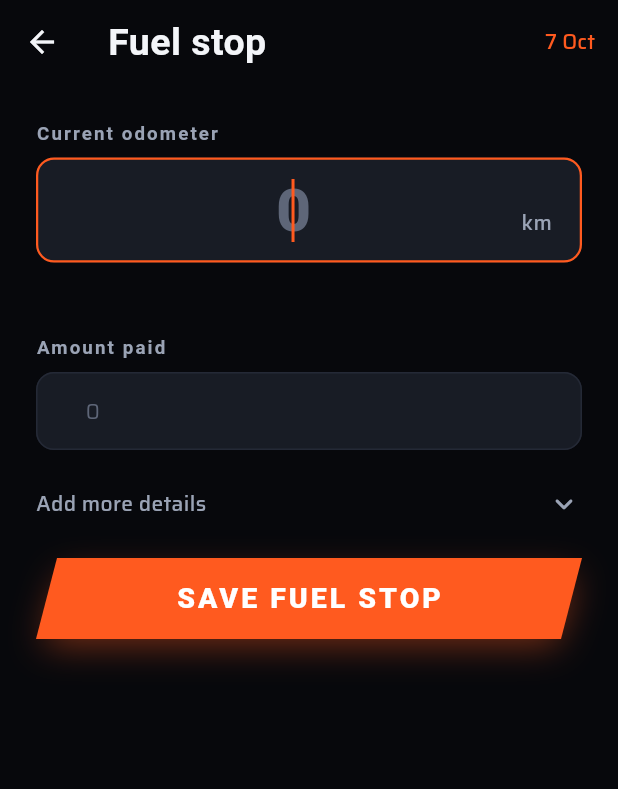
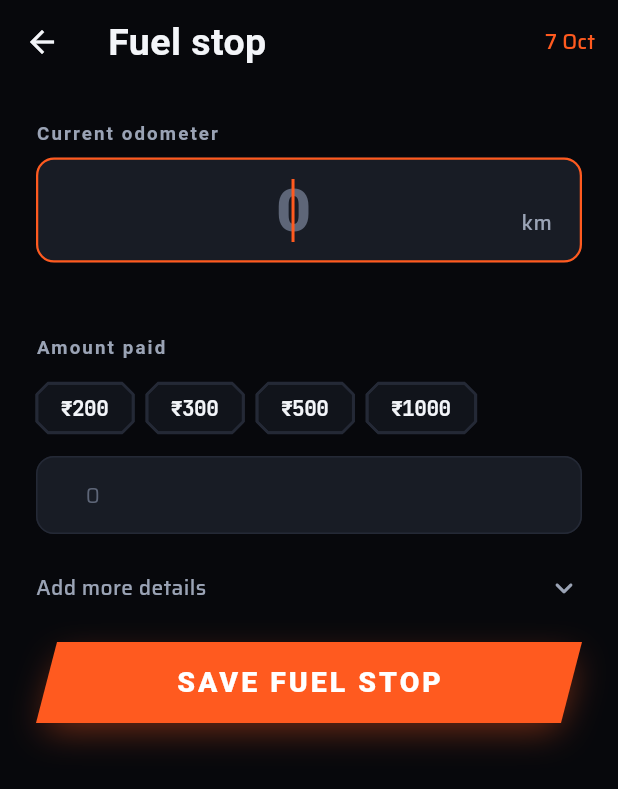
Before and after one commit to saurabhjaydhar/bike_companion, a Flutter app: the FuelLogScreen screen opened directly with empty values, on a phone screen of 412 x 824 dp. Shown: the top 789 px of the screen. Run offline on Flutter 3.47's test engine with Material 3 defaults, Android fonts, the phone set to English and light mode, and no system bars; our stand-ins replace cloud_firestore, connectivity_plus, firebase_ai, firebase_analytics, firebase_auth, firebase_core and 15 more; missing offline and left inert: firebase_app_check, google_mlkit_text_recognition; accounts and stored records are empty; Roboto replaces fonts that are missing (Saira Condensed).

Commit message:
Fuel log: prefill the odometer, one-tap amounts, live mileage
- Odometer starts on a guess: a newer manual reading, or the last fill
  plus the rider's usual distance between fills (median of recent gaps,
  rounded to 10 km). It can be nudged with -100/-10/+10/+100 chips.
- Amount chips show the amounts paid most often, topped up with round
  defaults.
- With the amount and the last price per litre, litres and mileage for
  this fill are shown live and saved. Every field stays editable.
- New strings in all 8 languages; unit tests for the prefill logic.

Co-Authored-By: Claude Opus 5.5 <noreply@anthropic.com>
Claude-Session: https://claude.ai/code/session_01PumEHSwju1cYqQFQEG24Ge

```diff
--- a/lib/features/fuel/fuel_log_screen.dart
+++ b/lib/features/fuel/fuel_log_screen.dart
@@ -7,6 +7,7 @@ import 'package:uuid/uuid.dart';
 import '../../core/constants/app_constants.dart';
 import '../../core/theme/app_colors.dart';
 import '../../core/theme/app_text_styles.dart';
+import '../../core/theme/parallelogram_border.dart';
 import '../../data/models/fuel_log.dart';
 import '../../data/repositories/vehicle_repository.dart';
 import '../../data/repositories/fuel_repository.dart';
@@ -16,6 +17,7 @@ import '../../features/garage/garage_provider.dart';
 import '../../l10n/l10n.dart';
 import '../../main.dart';
 import '../../shared/widgets/primary_button.dart';
+import 'fuel_prefill.dart';
 import 'fuel_provider.dart';
 
 const _uuid = Uuid();
@@ -43,6 +45,10 @@ class _FuelLogScreenState extends ConsumerState<FuelLogScreen> {
   FuelLog? _lastLog;
   double? _avgMileage;
 
+  /// Usual km between fills, when the odometer was prefilled from it.
+  int? _estimatedFrom;
+  List<int> _amountChips = const [];
+
   @override
   void initState() {
     super.initState();
@@ -52,12 +58,52 @@ class _FuelLogScreenState extends ConsumerState<FuelLogScreen> {
 
   Future<void> _loadLastLog() async {
     final repo = getIt<FuelRepository>();
-    _lastLog = await repo.getLastFuelLog(widget.vehicleId);
+    final logs = await repo.getFuelLogs(widget.vehicleId, limit: 11);
+    final vehicle =
+        await getIt<VehicleRepository>().getVehicleById(widget.vehicleId);
+    _lastLog = logs.firstOrNull;
     _avgMileage = await repo.getAverageMileage(widget.vehicleId);
+    _amountChips = amountChips(logs);
+
+    // Start on a best guess so most fill-ups only need a nudge.
+    final trip = usualTripKm(logs);
+    final guess = suggestOdometer(
+      vehicleOdometer: vehicle?.odometerCurrent ?? 0,
+      lastLog: _lastLog,
+      usualTrip: trip,
+    );
+    if (guess != null && _odometerCtrl.text.isEmpty) {
+      _odometerCtrl.text = '$guess';
+      final fromTrip = _lastLog != null &&
+          (vehicle?.odometerCurrent ?? 0) <= _lastLog!.odometer;
+      _estimatedFrom = fromTrip ? trip : null;
+    }
     if (mounted) setState(() {});
   }
 
   void _onOdometerChanged() => setState(() {});
+
+  void _nudge(int km) {
+    HapticFeedback.selectionClick();
+    final next = ((_currentOdometer ?? _lastLog?.odometer ?? 0) + km)
+        .clamp(0, 9999999);
+    _odometerCtrl.text = '$next';
+  }
+
+  void _pickAmount(int amount) {
+    HapticFeedback.selectionClick();
+    setState(() => _amountCtrl.text = '$amount');
+  }
+
+  /// Litres typed in, or worked out from the amount and last price.
+  double? get _litres => double.tryParse(_litresCtrl.text) ?? _litresFromAmount;
+
+  double? get _tripMileage {
+    final km = _kmSinceLast, litres = _litres;
+    return km != null && km > 0 && litres != null && litres > 0
+        ? km / litres
+        : null;
+  }
 
   int? get _currentOdometer => int.tryParse(_odometerCtrl.text);
   int? get _kmSinceLast => (_lastLog != null && _currentOdometer != null)
@@ -98,7 +144,7 @@ class _FuelLogScreenState extends ConsumerState<FuelLogScreen> {
 
     setState(() => _saving = true);
     try {
-      final litres = double.tryParse(_litresCtrl.text) ?? _litresFromAmount;
+      final litres = _litres;
       final amount = double.tryParse(_amountCtrl.text);
       final kmSinceLast = _kmSinceLast;
       final mileage =
@@ -195,7 +241,9 @@ class _FuelLogScreenState extends ConsumerState<FuelLogScreen> {
             const SizedBox(height: AppSpacing.sm),
             TextFormField(
               controller: _odometerCtrl,
-              autofocus: true,
+              // Prefilled readings only need a nudge, so keep the keyboard
+              // down; an empty field gets it straight away.
+              autofocus: _odometerCtrl.text.isEmpty && _lastLog == null,
               keyboardType: TextInputType.number,
               style: AppTextStyles.display
                   .copyWith(fontSize: 40, color: textPrimary),
@@ -217,12 +265,31 @@ class _FuelLogScreenState extends ConsumerState<FuelLogScreen> {
                 return null;
               },
             ),
+            if (_odometerCtrl.text.isNotEmpty) ...[
+              const SizedBox(height: AppSpacing.sm),
+              Row(
+                children: [
+                  for (final km in const [-100, -10, 10, 100])
+                    Expanded(
+                      child: Padding(
+                        padding: const EdgeInsets.symmetric(horizontal: 3),
+                        child: _NudgeChip(
+                          label: km > 0 ? '+$km' : '−${-km}',
+                          onTap: () => _nudge(km),
+                        ),
+                      ),
+                    ),
+                ],
+              ),
+            ],
             if (_lastLog != null)
               Padding(
                 padding:
-                    const EdgeInsets.only(top: AppSpacing.xs),
+                    const EdgeInsets.only(top: AppSpacing.sm),
                 child: Text(
-                  l.fuelLastEntry(_lastLog!.odometer),
+                  _estimatedFrom != null
+                      ? l.fuelOdometerEstimated(_estimatedFrom!)
+                      : l.fuelLastEntry(_lastLog!.odometer),
                   style: AppTextStyles.caption
                       .copyWith(color: textSecondary),
                   textAlign: TextAlign.center,
@@ -250,10 +317,15 @@ class _FuelLogScreenState extends ConsumerState<FuelLogScreen> {
                     const SizedBox(width: AppSpacing.md),
                     Expanded(
                       child: Text(
-                        _estimatedLitres != null
-                            ? l.fuelKmSinceLastEstimate(_kmSinceLast!,
-                                _estimatedLitres!.toStringAsFixed(1))
-                            : l.fuelKmSinceLast(_kmSinceLast!),
+                        _tripMileage != null
+                            ? l.fuelTripMileage(
+                                _kmSinceLast!,
+                                _litres!.toStringAsFixed(1),
+                                _tripMileage!.toStringAsFixed(1))
+                            : _estimatedLitres != null
+                                ? l.fuelKmSinceLastEstimate(_kmSinceLast!,
+                                    _estimatedLitres!.toStringAsFixed(1))
+                                : l.fuelKmSinceLast(_kmSinceLast!),
                         style: AppTextStyles.bodyMedium
                             .copyWith(color: AppColors.primary),
                       ),
@@ -266,6 +338,28 @@ class _FuelLogScreenState extends ConsumerState<FuelLogScreen> {
 
             // Amount paid — what spending tracking needs
             _FieldLabel(l.fuelAmountPaid, textSecondary),
+            if (_amountChips.isNotEmpty) ...[
+              Wrap(
+                spacing: AppSpacing.sm,
+                runSpacing: AppSpacing.sm,
+                children: [
+                  for (final a in _amountChips)
+                    ChoiceChip(
+                      label: Text('₹$a'),
+                      labelStyle: AppTextStyles.data.copyWith(
+                        fontSize: 14,
+                        color: _amountCtrl.text == '$a'
+                            ? Colors.white
+                            : textPrimary,
+                      ),
+                      selected: _amountCtrl.text == '$a',
+                      showCheckmark: false,
+                      onSelected: (_) => _pickAmount(a),
+                    ),
+                ],
+              ),
+              const SizedBox(height: AppSpacing.sm),
+            ],
             TextFormField(
               controller: _amountCtrl,
               keyboardType:
@@ -337,6 +431,39 @@ class _FuelLogScreenState extends ConsumerState<FuelLogScreen> {
   }
 }
 
+/// A small slanted button that nudges the odometer up or down.
+class _NudgeChip extends StatelessWidget {
+  final String label;
+  final VoidCallback onTap;
+  const _NudgeChip({required this.label, required this.onTap});
+
+  @override
+  Widget build(BuildContext context) {
+    final isDark = Theme.of(context).brightness == Brightness.dark;
+    return Material(
+      color: isDark ? AppColors.surfaceVariantDark : AppColors.track,
+      shape: const ParallelogramBorder(slant: 6),
+      child: InkWell(
+        customBorder: const ParallelogramBorder(slant: 6),
+        onTap: onTap,
+        child: Padding(
+          padding: const EdgeInsets.symmetric(vertical: AppSpacing.sm),
+          child: Text(
+            label,
+            textAlign: TextAlign.center,
+            style: AppTextStyles.data.copyWith(
+              fontSize: 14,
+              color: isDark
+                  ? AppColors.textPrimaryDark
+                  : AppColors.textPrimary,
+            ),
+          ),
+        ),
+      ),
+    );
+  }
+}
+
 class _FieldLabel extends StatelessWidget {
   final String text;
   final Color color;
--- /dev/null
+++ b/lib/features/fuel/fuel_prefill.dart
@@ -0,0 +1,56 @@
+import '../../data/models/fuel_log.dart';
+
+/// Smart defaults for the fuel log, so a typical fill-up needs no typing:
+/// the odometer is guessed from the rider's usual distance between fills and
+/// the amount is one tap on a chip.
+
+/// The typical distance between fill-ups: the median gap over the last few
+/// fills, given newest first. Null until there are two fills to compare.
+int? usualTripKm(List<FuelLog> logsNewestFirst, {int lastN = 5}) {
+  final logs = logsNewestFirst.take(lastN + 1).toList();
+  final gaps = [
+    for (var i = 0; i + 1 < logs.length; i++)
+      logs[i].odometer - logs[i + 1].odometer,
+  ].where((g) => g > 0).toList()
+    ..sort();
+  if (gaps.isEmpty) return null;
+  final mid = gaps.length ~/ 2;
+  return gaps.length.isOdd ? gaps[mid] : ((gaps[mid - 1] + gaps[mid]) / 2).round();
+}
+
+/// The odometer reading to start the form on, or null to leave it blank.
+///
+/// A reading newer than the last fill (say, from "Update odometer") is the
+/// best guess. Otherwise it is the last fill plus the usual distance,
+/// rounded to 10 km so the nudge chips land on round numbers.
+int? suggestOdometer({
+  required int vehicleOdometer,
+  FuelLog? lastLog,
+  int? usualTrip,
+}) {
+  final last = lastLog?.odometer;
+  if (last == null) return vehicleOdometer > 0 ? vehicleOdometer : null;
+  if (vehicleOdometer > last) return vehicleOdometer;
+  if (usualTrip == null) return null;
+  return ((last + usualTrip) / 10).round() * 10;
+}
+
+/// Amount chips: what the rider paid recently (most frequent first), filled
+/// up with common round amounts, shown smallest first.
+List<int> amountChips(List<FuelLog> logsNewestFirst, {int count = 4}) {
+  final freq = <int, int>{};
+  for (final log in logsNewestFirst.take(10)) {
+    final a = log.amount;
+    if (a == null || a <= 0) continue;
+    final rounded = a.round();
+    freq[rounded] = (freq[rounded] ?? 0) + 1;
+  }
+  final recent = freq.keys.toList()
+    ..sort((a, b) => freq[b]!.compareTo(freq[a]!));
+  final picks = <int>{...recent.take(count - 1)};
+  for (final d in const [200, 500, 1000, 300, 2000]) {
+    if (picks.length >= count) break;
+    picks.add(d);
+  }
+  return picks.toList()..sort();
+}
--- a/lib/l10n/app_ar.arb
+++ b/lib/l10n/app_ar.arb
@@ -337,5 +337,7 @@
   "logDocumentSub": "الاستمارة، التأمين، فحص الانبعاثات",
   "odometerSave": "حفظ القراءة",
   "odometerUpdated": "تم تحديث العداد",
-  "odometerInvalid": "أدخل القراءة بالكيلومتر"
+  "odometerInvalid": "أدخل القراءة بالكيلومتر",
+  "fuelOdometerEstimated": "تقدير بناءً على {km} كم المعتادة بين كل تعبئة. عدّله ليطابق العداد.",
+  "fuelTripMileage": "{km} كم · {litres} لتر · {mileage} كم/لتر"
 }
--- a/lib/l10n/app_de.arb
+++ b/lib/l10n/app_de.arb
@@ -337,5 +337,7 @@
   "logDocumentSub": "Fahrzeugschein, Versicherung, Abgas",
   "odometerSave": "Stand speichern",
   "odometerUpdated": "Kilometerstand aktualisiert",
-  "odometerInvalid": "Gib einen Stand in km ein"
+  "odometerInvalid": "Gib einen Stand in km ein",
+  "fuelOdometerEstimated": "Geschätzt aus deinen üblichen {km} km zwischen zwei Tankstopps. Bei Bedarf anpassen.",
+  "fuelTripMileage": "{km} km · {litres} L · {mileage} km/L"
 }
--- a/lib/l10n/app_es.arb
+++ b/lib/l10n/app_es.arb
@@ -337,5 +337,7 @@
   "logDocumentSub": "Permiso de circulación, seguro, emisiones",
   "odometerSave": "Guardar lectura",
   "odometerUpdated": "Cuentakilómetros actualizado",
-  "odometerInvalid": "Introduce una lectura en km"
+  "odometerInvalid": "Introduce una lectura en km",
+  "fuelOdometerEstimated": "Calculado con tus {km} km habituales entre repostajes. Ajústalo si hace falta.",
+  "fuelTripMileage": "{km} km · {litres} L · {mileage} km/L"
 }
--- a/lib/l10n/app_fr.arb
+++ b/lib/l10n/app_fr.arb
@@ -337,5 +337,7 @@
   "logDocumentSub": "Carte grise, assurance, contrôle pollution",
   "odometerSave": "Enregistrer le relevé",
   "odometerUpdated": "Compteur mis à jour",
-  "odometerInvalid": "Saisissez un relevé en km"
+  "odometerInvalid": "Saisissez un relevé en km",
+  "fuelOdometerEstimated": "Estimé d'après vos {km} km habituels entre deux pleins. Ajustez si besoin.",
+  "fuelTripMileage": "{km} km · {litres} L · {mileage} km/L"
 }
--- a/lib/l10n/app_hi.arb
+++ b/lib/l10n/app_hi.arb
@@ -337,5 +337,7 @@
   "logDocumentSub": "RC, बीमा, PUC",
   "odometerSave": "रीडिंग सेव करें",
   "odometerUpdated": "ओडोमीटर अपडेट हो गया",
-  "odometerInvalid": "किलोमीटर में रीडिंग डालें"
+  "odometerInvalid": "किलोमीटर में रीडिंग डालें",
+  "fuelOdometerEstimated": "आपके हर बार के लगभग {km} किमी के हिसाब से अनुमान। मिलाने के लिए बदलें।",
+  "fuelTripMileage": "{km} किमी · {litres} L · {mileage} km/L"
 }
--- a/lib/l10n/app_it.arb
+++ b/lib/l10n/app_it.arb
@@ -337,5 +337,7 @@
   "logDocumentSub": "Libretto, assicurazione, bollino",
   "odometerSave": "Salva lettura",
   "odometerUpdated": "Contachilometri aggiornato",
-  "odometerInvalid": "Inserisci una lettura in km"
+  "odometerInvalid": "Inserisci una lettura in km",
+  "fuelOdometerEstimated": "Stimato dai tuoi soliti {km} km tra un pieno e l'altro. Correggilo se serve.",
+  "fuelTripMileage": "{km} km · {litres} L · {mileage} km/L"
 }
--- a/lib/l10n/app_localizations.dart
+++ b/lib/l10n/app_localizations.dart
@@ -2137,6 +2137,18 @@ abstract class AppLocalizations {
   /// In en, this message translates to:
   /// **'Enter a reading in km'**
   String get odometerInvalid;
+
+  /// No description provided for @fuelOdometerEstimated.
+  ///
+  /// In en, this message translates to:
+  /// **'Guessed from your usual {km} km between fills. Nudge it to match.'**
+  String fuelOdometerEstimated(int km);
+
+  /// No description provided for @fuelTripMileage.
+  ///
+  /// In en, this message translates to:
+  /// **'{km} km · {litres} L · {mileage} km/L'**
+  String fuelTripMileage(int km, String litres, String mileage);
 }
 
 class _AppLocalizationsDelegate
--- a/lib/l10n/app_pt.arb
+++ b/lib/l10n/app_pt.arb
@@ -337,5 +337,7 @@
   "logDocumentSub": "Documento, seguro, emissões",
   "odometerSave": "Salvar leitura",
   "odometerUpdated": "Hodômetro atualizado",
-  "odometerInvalid": "Digite uma leitura em km"
+  "odometerInvalid": "Digite uma leitura em km",
+  "fuelOdometerEstimated": "Estimado pelos seus {km} km habituais entre abastecimentos. Ajuste se precisar.",
+  "fuelTripMileage": "{km} km · {litres} L · {mileage} km/L"
 }
```
Also changed, not shown: lib/l10n/app_en.arb (+23 -1 lines), lib/l10n/app_localizations_ar.dart (+10 -0 lines), lib/l10n/app_localizations_de.dart (+10 -0 lines), lib/l10n/app_localizations_en.dart (+10 -0 lines), lib/l10n/app_localizations_es.dart (+10 -0 lines), lib/l10n/app_localizations_fr.dart (+10 -0 lines), lib/l10n/app_localizations_hi.dart (+10 -0 lines), lib/l10n/app_localizations_it.dart (+10 -0 lines), lib/l10n/app_localizations_pt.dart (+10 -0 lines), 1 other file.
